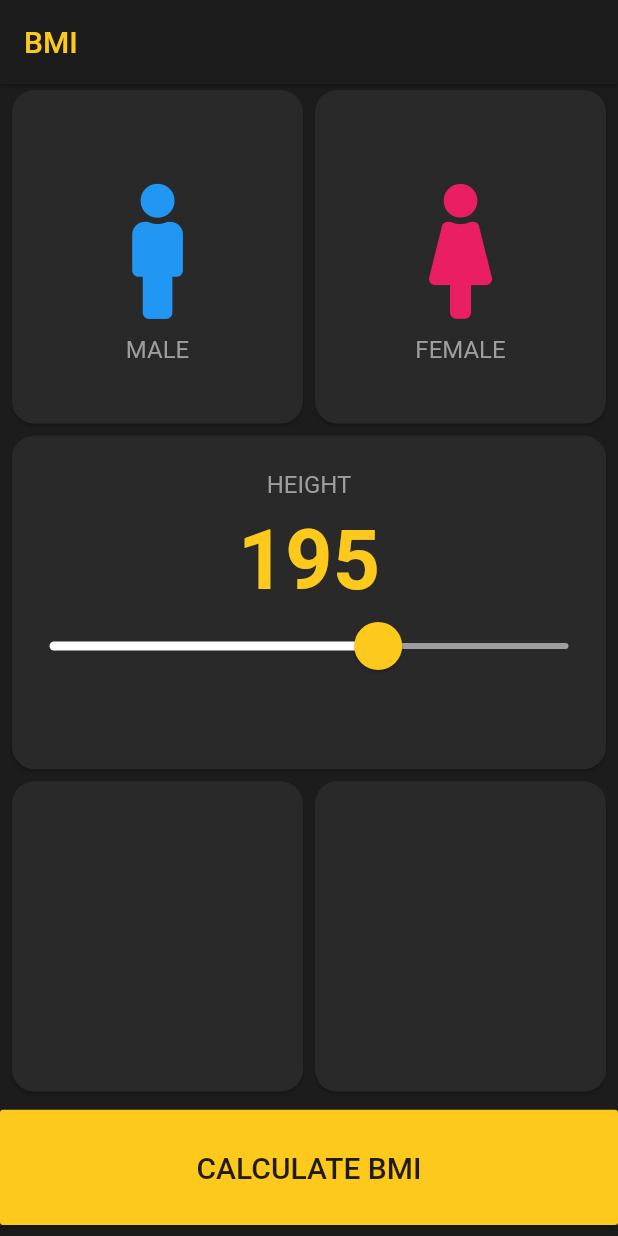
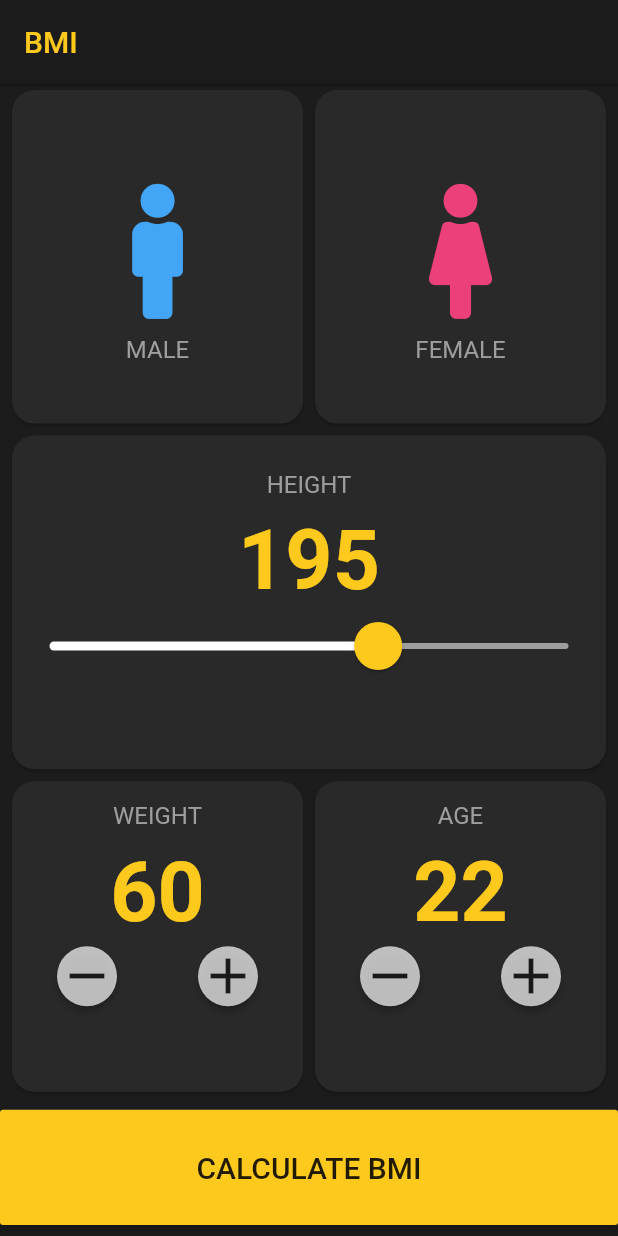
Before and after one commit to TusharSSurve/Getting-Started-With-Flutter, a Flutter app: the screen it shows after launch, on a phone screen of 412 x 824 dp. Run offline on Flutter 3.47's test engine with Material 2 defaults, Android fonts, the phone set to English and light mode, and no system bars; our stand-ins replace font_awesome_flutter, geolocator, hexcolor; missing offline and left inert: geolocator_web.

Commit message:
Add files via upload

```diff
--- /dev/null
+++ b/BMI Calculator Advance/lib/helper_functions.dart
@@ -0,0 +1,23 @@
+import 'dart:math';
+
+List<String> getResult(int height, int weight) {
+  double bmi = weight / pow(height / 100, 2);
+  if (bmi >= 25)
+    return [
+      bmi.toStringAsFixed(1),
+      'Over Weight',
+      'You have a higher weight than normal.'
+    ];
+  else if (bmi >= 18.5)
+    return [
+      bmi.toStringAsFixed(1),
+      'Normal Weight',
+      'You have a normal weight.'
+    ];
+  else if (bmi < 18.5)
+    return [
+      bmi.toStringAsFixed(1),
+      'Under Weight',
+      'You have a lower weight than normal'
+    ];
+}
--- a/BMI Calculator Advance/lib/main.dart
+++ b/BMI Calculator Advance/lib/main.dart
@@ -1,3 +1,5 @@
+import 'package:bmi_calculator_advance/helper_functions.dart';
+import 'package:bmi_calculator_advance/result.dart';
 import 'package:flutter/material.dart';
 import 'package:flutter/services.dart';
 import 'package:hexcolor/hexcolor.dart';
@@ -15,8 +17,9 @@ class MyApp extends StatelessWidget {
   Widget build(BuildContext context) {
     return MaterialApp(
       title: 'BMI Calculator',
-      home: Home(),
       debugShowCheckedModeBanner: false,
+      initialRoute: '/',
+      routes: {'/': (context) => Home(), '/result': (context) => Result()},
     );
   }
 }
@@ -31,7 +34,7 @@ class _HomeState extends State<Home> {
   final Color cardHexColor = HexColor('#292929');
   final Color accentHexColor = HexColor('#FCC91C');
   Gender selectedGender;
-  double person_height = 195;
+  int person_height = 195;
   int weight = 60, age = 22;
 
   @override
@@ -88,7 +91,7 @@ class _HomeState extends State<Home> {
                             FaIcon(
                               FontAwesomeIcons.male,
                               size: 90,
-                              color: Colors.blue,
+                              color: Colors.blue.shade400,
                             ),
                             SizedBox(
                               height: gender_height * 0.05,
@@ -127,7 +130,7 @@ class _HomeState extends State<Home> {
                           FaIcon(
                             FontAwesomeIcons.female,
                             size: 90,
-                            color: Colors.pink,
+                            color: Colors.pink.shade400,
                           ),
                           SizedBox(
                             height: gender_height * 0.05,
@@ -162,7 +165,7 @@ class _HomeState extends State<Home> {
                       height: gender_height * 0.04,
                     ),
                     Text(
-                      person_height.toStringAsFixed(0),
+                      person_height.toString(),
                       style: TextStyle(
                           color: accentHexColor,
                           fontSize: 55,
@@ -183,7 +186,7 @@ class _HomeState extends State<Home> {
                           label: person_height.round().toString(),
                           onChanged: (v) {
                             setState(() {
-                              person_height = v;
+                              person_height = v.round();
                             });
                           },
                           min: 100.0,
@@ -206,6 +209,60 @@ class _HomeState extends State<Home> {
                       width: width / 2,
                       height: height * 0.28,
                       child: Card(
+                        child: Column(
+                          crossAxisAlignment: CrossAxisAlignment.center,
+                          children: [
+                            SizedBox(
+                              height: gender_height * 0.06,
+                            ),
+                            Text(
+                              'WEIGHT',
+                              style:
+                                  TextStyle(color: Colors.grey, fontSize: 16),
+                            ),
+                            SizedBox(
+                              height: gender_height * 0.04,
+                            ),
+                            Text(
+                              weight.toStringAsFixed(0),
+                              style: TextStyle(
+                                  color: accentHexColor,
+                                  fontSize: 55,
+                                  fontWeight: FontWeight.w600),
+                            ),
+                            Row(
+                              mainAxisAlignment: MainAxisAlignment.spaceEvenly,
+                              children: [
+                                RaisedButton(
+                                  color: Colors.white70,
+                                  child: Icon(
+                                    Icons.remove,
+                                    size: 40,
+                                  ),
+                                  onPressed: () {
+                                    setState(() {
+                                      weight -= 1;
+                                    });
+                                  },
+                                  shape: CircleBorder(),
+                                ),
+                                RaisedButton(
+                                  color: Colors.white70,
+                                  child: Icon(
+                                    Icons.add,
+                                    size: 40,
+                                  ),
+                                  onPressed: () {
+                                    setState(() {
+                                      weight += 1;
+                                    });
+                                  },
+                                  shape: CircleBorder(),
+                                ),
+                              ],
+                            )
+                          ],
+                        ),
                         color: cardHexColor,
                         margin: EdgeInsets.fromLTRB(8, 4, 4, 4),
                         shape: RoundedRectangleBorder(
@@ -216,6 +273,60 @@ class _HomeState extends State<Home> {
                       width: width / 2,
                       height: height * 0.28,
                       child: Card(
+                        child: Column(
+                          crossAxisAlignment: CrossAxisAlignment.center,
+                          children: [
+                            SizedBox(
+                              height: gender_height * 0.06,
+                            ),
+                            Text(
+                              'AGE',
+                              style:
+                                  TextStyle(color: Colors.grey, fontSize: 16),
+                            ),
+                            SizedBox(
+                              height: gender_height * 0.04,
+                            ),
+                            Text(
+                              age.toStringAsFixed(0),
+                              style: TextStyle(
+                                  color: accentHexColor,
+                                  fontSize: 55,
+                                  fontWeight: FontWeight.w600),
+                            ),
+                            Row(
+                              mainAxisAlignment: MainAxisAlignment.spaceEvenly,
+                              children: [
+                                RaisedButton(
+                                  color: Colors.white70,
+                                  child: Icon(
+                                    Icons.remove,
+                                    size: 40,
+                                  ),
+                                  onPressed: () {
+                                    setState(() {
+                                      age -= 1;
+                                    });
+                                  },
+                                  shape: CircleBorder(),
+                                ),
+                                RaisedButton(
+                                  color: Colors.white70,
+                                  child: Icon(
+                                    Icons.add,
+                                    size: 40,
+                                  ),
+                                  onPressed: () {
+                                    setState(() {
+                                      age += 1;
+                                    });
+                                  },
+                                  shape: CircleBorder(),
+                                ),
+                              ],
+                            )
+                          ],
+                        ),
                         color: cardHexColor,
                         margin: EdgeInsets.fromLTRB(4, 4, 8, 4),
                         shape: RoundedRectangleBorder(
@@ -229,7 +340,14 @@ class _HomeState extends State<Home> {
               height: height * 0.1,
               margin: EdgeInsets.fromLTRB(0, 8, 0, 0),
               child: RaisedButton(
-                onPressed: () {},
+                onPressed: () {
+                  List<String> result = getResult(person_height, weight);
+                  Navigator.pushNamed(context, '/result', arguments: {
+                    'BMI': result[0],
+                    'Msg': result[1],
+                    'Desc': result[2]
+                  });
+                },
                 color: accentHexColor,
                 child: Center(
                   child: Text('CALCULATE BMI', style: TextStyle(fontSize: 20)),
```
Also changed, not shown: BMI Calculator Advance/lib/result.dart (added, +100 -0 lines).
